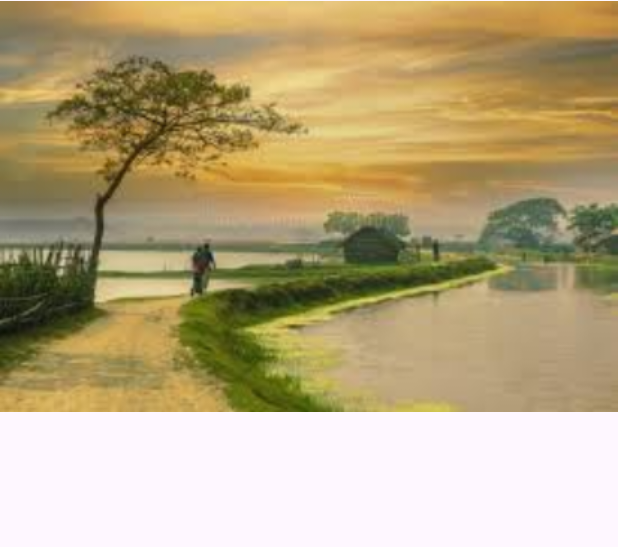
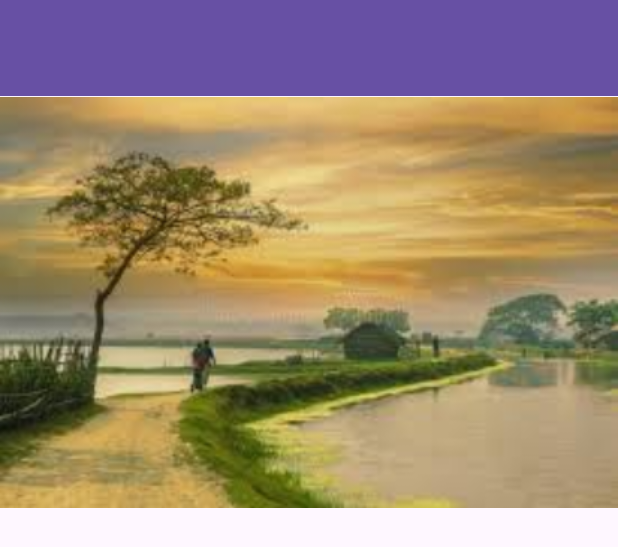
Before and after one commit to slsamia/app2, an Android app: the layout activity_main.xml on its own in the app's theme, with its tools: preview values and no code run, on a phone screen of 412 x 824 dp. Shown: the top 547 px of the screen. Run offline under Robolectric (Android 15) with nearby library versions, the phone set to English and light mode, and no system bars.

Commit message:
add drawer menu

```diff
--- a/app/src/main/AndroidManifest.xml
+++ b/app/src/main/AndroidManifest.xml
@@ -14,6 +14,9 @@
         android:supportsRtl="true"
         android:theme="@style/Theme.MordernBangladesh"
         tools:targetApi="31">
+        <activity
+            android:name=".BaseActivity"
+            android:exported="false" />
         <activity
             android:name=".Abaut"
             android:exported="false" />
--- a/app/src/main/assets/data.json
+++ b/app/src/main/assets/data.json
@@ -1,6 +1,6 @@
 {
   "Barisal": {
-    "name": "Barishal",
+    "name": "Barisal",
     "image": "https://images.pond5.com/aerial-view-barisal-city-barisal-footage-249692329_iconl.jpeg",
     "banner": "Known as the 'Granary of Bengal' for its fertile lands.",
     "zila": [
@@ -12,7 +12,7 @@
         "geography": "Flat deltaic plain, crisscrossed by many rivers (Kirtonkhola, Arial Khan). Prone to tidal surges.",
         "history": "Anciently known as Bakla-Chandradwip. Became Bakerganj district in 1797 under British rule. A major center of the Swadeshi movement. Barishal Division was established in 1993.",
         "id": "BAR",
-        "name": "Barishal"
+        "name": "Barisal"
       },
       {
         "image": "https://upload.wikimedia.org/wikipedia/commons/f/f8/Char_Kukri-Mukri_Wildlife_Sanctuary.jpg",
--- a/app/src/main/res/layout/activity_main.xml
+++ b/app/src/main/res/layout/activity_main.xml
@@ -1,15 +1,43 @@
 <?xml version="1.0" encoding="utf-8"?>
-<androidx.constraintlayout.widget.ConstraintLayout xmlns:android="http://schemas.android.com/apk/res/android"
+<androidx.drawerlayout.widget.DrawerLayout xmlns:android="http://schemas.android.com/apk/res/android"
     xmlns:app="http://schemas.android.com/apk/res-auto"
-    xmlns:tools="http://schemas.android.com/tools"
     android:id="@+id/main"
+
+    android:layout_width="match_parent"
+    android:layout_height="match_parent">
+
+    <!-- Main Content -->
+    <LinearLayout
         android:layout_width="match_parent"
         android:layout_height="match_parent"
-    tools:context=".MainActivity">
+        android:orientation="vertical">
+
+        <!-- Toolbar (App Name + 3-dot menu) -->
+        <androidx.appcompat.widget.Toolbar
+            android:id="@+id/toolbar"
+            android:layout_width="match_parent"
+            android:layout_height="wrap_content"
+            android:background="?attr/colorPrimary"
+            android:paddingTop="30dp"
+            android:paddingBottom="10dp"
+            android:popupTheme="@style/ThemeOverlay.AppCompat.Light"
+            android:theme="@style/ThemeOverlay.AppCompat.Dark.ActionBar" />
+
+        <!-- Your Main Content Here -->
+        <FrameLayout
+            android:id="@+id/content_frame"
+            android:layout_width="match_parent"
+            android:layout_height="match_parent">
+
+            <androidx.constraintlayout.widget.ConstraintLayout xmlns:app="http://schemas.android.com/apk/res-auto"
+                xmlns:tools="http://schemas.android.com/tools"
+                android:layout_width="match_parent"
+                android:layout_height="match_parent">
 
                 <ScrollView
                     android:layout_width="match_parent"
                     android:layout_height="match_parent">
+
                     <LinearLayout
                         android:layout_width="match_parent"
                         android:layout_height="match_parent"
@@ -21,18 +49,27 @@
                             android:src="@drawable/bng" />
 
                         <LinearLayout
+                            android:id="@+id/mainDivisionListLayout"
                             android:layout_width="match_parent"
                             android:layout_height="match_parent"
-               android:orientation="vertical"
-               android:id="@+id/mainDivisionListLayout"
-               android:layout_marginTop="20dp" />
-
-
-
-
-
+                            android:layout_marginTop="20dp"
+                            android:orientation="vertical" />
 
 
                     </LinearLayout>
                 </ScrollView>
             </androidx.constraintlayout.widget.ConstraintLayout>
+
+        </FrameLayout>
+    </LinearLayout>
+
+    <!-- Navigation Drawer -->
+    <com.google.android.material.navigation.NavigationView
+        android:id="@+id/navigation_view"
+        android:layout_width="wrap_content"
+        android:layout_height="match_parent"
+        android:layout_gravity="start"
+        android:fitsSystemWindows="true"
+        app:headerLayout="@layout/nav_header"
+        app:menu="@menu/drawer_menu" />
+</androidx.drawerlayout.widget.DrawerLayout>
--- /dev/null
+++ b/app/src/main/res/menu/drawer_menu.xml
@@ -0,0 +1,9 @@
+<?xml version="1.0" encoding="utf-8"?>
+<menu xmlns:android="http://schemas.android.com/apk/res/android">
+    <item android:id="@+id/nav_home"
+        android:title="Home"
+        android:icon="@drawable/ic_launcher_foreground" />
+    <item android:id="@+id/nav_settings"
+        android:title="Settings"
+        android:icon="@drawable/ic_launcher_foreground" />
+</menu>
--- a/app/src/main/res/values-night/themes.xml
+++ b/app/src/main/res/values-night/themes.xml
@@ -3,5 +3,7 @@
     <style name="Base.Theme.MordernBangladesh" parent="Theme.Material3.Light">
         <!-- Customize your dark theme here. -->
         <!-- <item name="colorPrimary">@color/my_dark_primary</item> -->
+        <item name="windowActionBar">false</item>
+        <item name="windowNoTitle">true</item>
     </style>
 </resources>
--- a/app/src/main/res/values/strings.xml
+++ b/app/src/main/res/values/strings.xml
@@ -5,6 +5,10 @@
     <string name="second_fragment_label">Second Fragment</string>
     <string name="next">Next</string>
     <string name="previous">Previous</string>
+
+    <string name="navigation_drawer_open">Open navigation drawer</string>
+    <string name="navigation_drawer_close">Close navigation drawer</string>
+
 
     <string name="lorem_ipsum">
         Lorem ipsum dolor sit amet, consectetur adipiscing elit. Nam in scelerisque sem. Mauris
--- a/app/src/main/res/values/themes.xml
+++ b/app/src/main/res/values/themes.xml
@@ -3,7 +3,12 @@
     <style name="Base.Theme.MordernBangladesh" parent="Theme.Material3.Light">
         <!-- Customize your light theme here. -->
         <!-- <item name="colorPrimary">@color/my_light_primary</item> -->
+        <item name="windowActionBar">false</item>
+        <item name="windowNoTitle">true</item>
     </style>
 
+
     <style name="Theme.MordernBangladesh" parent="Base.Theme.MordernBangladesh" />
+
+
 </resources>
```
Also changed, not shown: app/src/main/java/com/example/mordernbangladesh/MainActivity.java (+43 -22 lines), app/src/main/res/layout/nav_header.xml (added, +17 -0 lines), app/src/main/res/menu/toolbar_menu.xml (added, +7 -0 lines). Lines whose indentation alone changed are shown as unchanged.
